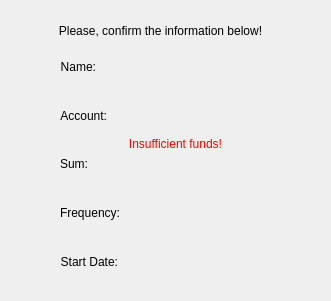
Old version of the form client/client/gui/widgets/periodic_tr_subwidgets/summary.ui in the repository eugeniashurko/ATM.
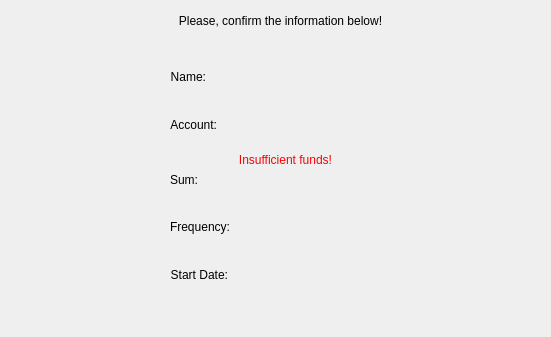
New version of the form.

What changed in the file:
```diff
--- a/client/client/gui/widgets/periodic_tr_subwidgets/summary.ui
+++ b/client/client/gui/widgets/periodic_tr_subwidgets/summary.ui
@@ -6,8 +6,8 @@
    <rect>
     <x>0</x>
     <y>0</y>
-    <width>331</width>
-    <height>301</height>
+    <width>551</width>
+    <height>337</height>
    </rect>
   </property>
   <property name="windowTitle">
@@ -16,10 +16,10 @@
   <widget class="QWidget" name="formLayoutWidget_2">
    <property name="geometry">
     <rect>
-     <x>60</x>
-     <y>60</y>
+     <x>170</x>
+     <y>70</y>
      <width>231</width>
-     <height>209</height>
+     <height>212</height>
     </rect>
    </property>
    <layout class="QFormLayout" name="mainLayout">
@@ -80,7 +80,7 @@
       </property>
      </widget>
     </item>
-    <item row="4" column="0">
+    <item row="5" column="0">
      <spacer name="verticalSpacer_2">
       <property name="orientation">
        <enum>Qt::Vertical</enum>
@@ -93,7 +93,7 @@
       </property>
      </spacer>
     </item>
-    <item row="5" column="0" colspan="2">
+    <item row="6" column="0" colspan="2">
      <widget class="QLabel" name="errorLabel">
       <property name="styleSheet">
        <string notr="true">#errorLabel { color: red; }</string>
@@ -106,7 +106,7 @@
       </property>
      </widget>
     </item>
-    <item row="6" column="0">
+    <item row="7" column="0">
      <widget class="QLabel" name="sumLAbel">
       <property name="text">
        <string>Sum:</string>
@@ -116,14 +116,14 @@
       </property>
      </widget>
     </item>
-    <item row="6" column="1">
+    <item row="7" column="1">
      <widget class="QLabel" name="sumConfLabel">
       <property name="text">
        <string>&lt;Sum&gt;</string>
       </property>
      </widget>
     </item>
-    <item row="7" column="0">
+    <item row="8" column="0">
      <spacer name="verticalSpacer_3">
       <property name="orientation">
        <enum>Qt::Vertical</enum>
@@ -136,14 +136,14 @@
       </property>
      </spacer>
     </item>
-    <item row="8" column="0" colspan="2">
+    <item row="9" column="0" colspan="2">
      <widget class="QLabel" name="label_2">
       <property name="text">
        <string/>
       </property>
      </widget>
     </item>
-    <item row="9" column="0">
+    <item row="10" column="0">
      <widget class="QLabel" name="freqLabel">
       <property name="text">
        <string>Frequency:</string>
@@ -153,14 +153,14 @@
       </property>
      </widget>
     </item>
-    <item row="9" column="1">
+    <item row="10" column="1">
      <widget class="QLabel" name="freqConfLabel">
       <property name="text">
        <string>&lt;Frequency&gt;</string>
       </property>
      </widget>
     </item>
-    <item row="10" column="0">
+    <item row="11" column="0">
      <spacer name="verticalSpacer_4">
       <property name="orientation">
        <enum>Qt::Vertical</enum>
@@ -173,7 +173,7 @@
       </property>
      </spacer>
     </item>
-    <item row="12" column="0">
+    <item row="13" column="0">
      <widget class="QLabel" name="startDateLabel">
       <property name="text">
        <string>Start Date:</string>
@@ -183,27 +183,40 @@
       </property>
      </widget>
     </item>
-    <item row="12" column="1">
+    <item row="13" column="1">
      <widget class="QLabel" name="startDateConfLabel">
       <property name="text">
        <string>&lt;Start Date&gt;</string>
       </property>
      </widget>
     </item>
-    <item row="11" column="0">
+    <item row="12" column="0" colspan="2">
      <widget class="QLabel" name="label_3">
       <property name="text">
        <string/>
       </property>
      </widget>
     </item>
+    <item row="4" column="0">
+     <spacer name="verticalSpacer_5">
+      <property name="orientation">
+       <enum>Qt::Vertical</enum>
+      </property>
+      <property name="sizeHint" stdset="0">
+       <size>
+        <width>20</width>
+        <height>40</height>
+       </size>
+      </property>
+     </spacer>
+    </item>
    </layout>
   </widget>
   <widget class="QLabel" name="label_11">
    <property name="geometry">
     <rect>
-     <x>0</x>
-     <y>10</y>
+     <x>120</x>
+     <y>0</y>
      <width>321</width>
      <height>41</height>
     </rect>
```
